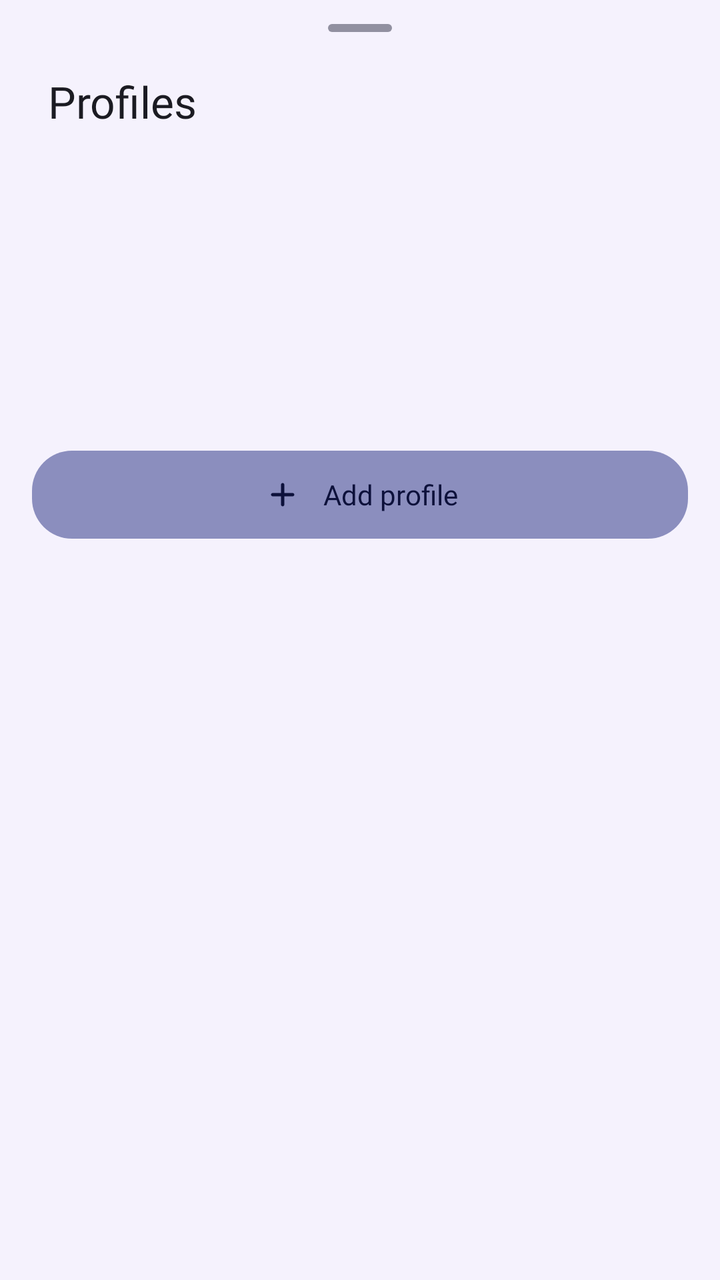
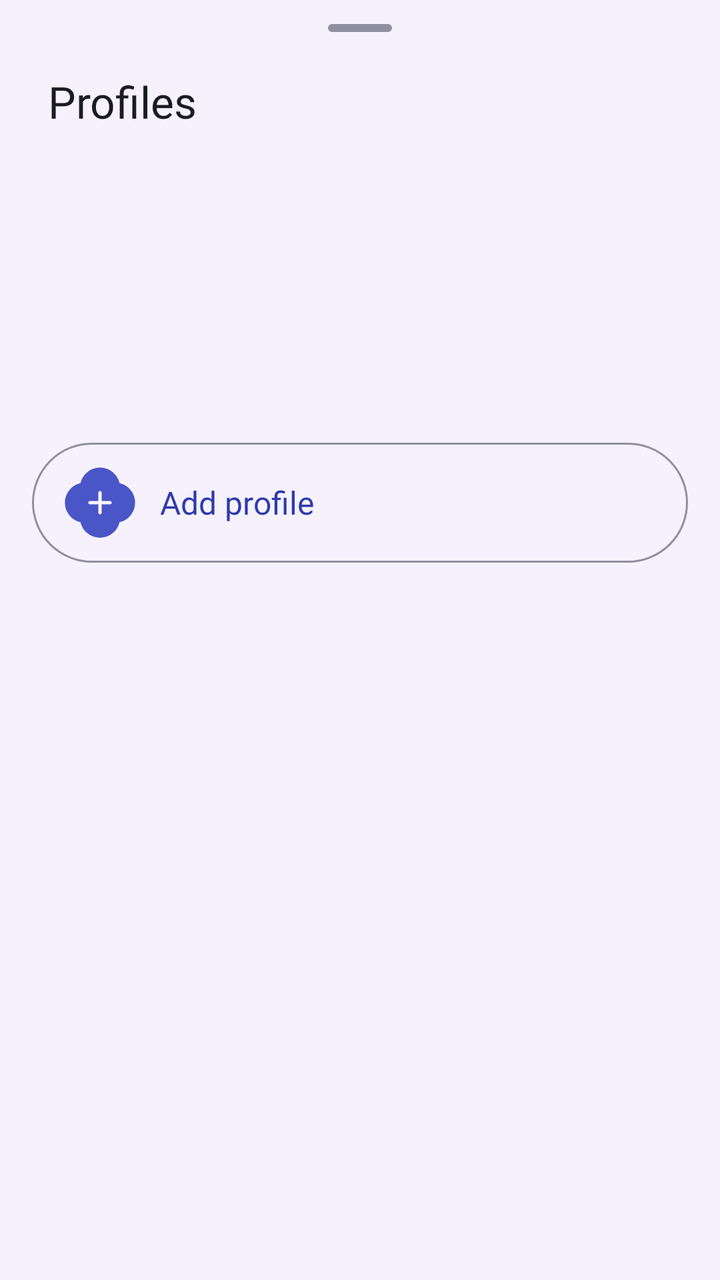

The first picture is an Android layout as it rendered before a commit; the second is the same layout after the commit. The layout source and the unified diff follow.
<!-- AndroidManifest.xml: application theme AppTheme -->
<!-- res/layout/sheet_profiles.xml -->
<?xml version="1.0" encoding="utf-8"?>
<LinearLayout xmlns:android="http://schemas.android.com/apk/res/android"
    xmlns:app="http://schemas.android.com/apk/res-auto"
    android:layout_width="match_parent"
    android:layout_height="wrap_content"
    android:background="?attr/colorSurfaceContainerLow"
    android:orientation="vertical"
    android:paddingBottom="@dimen/sp_l">

    <View
        android:layout_width="32dp"
        android:layout_height="4dp"
        android:layout_gravity="center_horizontal"
        android:layout_marginTop="@dimen/sp_m"
        android:background="@drawable/pill"
        android:backgroundTint="?attr/colorOutlineVariant" />

    <TextView
        style="@style/Gozar.Sheet.Title"
        android:layout_marginTop="@dimen/sp_s"
        android:text="@string/profiles" />

    <FrameLayout
        android:layout_width="match_parent"
        android:layout_height="wrap_content"
        android:minHeight="140dp">

        <androidx.recyclerview.widget.RecyclerView
            android:id="@+id/rvProfiles"
            android:layout_width="match_parent"
            android:layout_height="wrap_content"
            android:clipToPadding="false"
            android:paddingBottom="@dimen/sp_s"
            android:scrollbars="none" />

        <TextView
            android:id="@+id/tvNoProfiles"
            android:layout_width="match_parent"
            android:layout_height="wrap_content"
            android:gravity="center"
            android:padding="@dimen/sp_xxl"
            android:textAppearance="@style/TextAppearance.Gozar.BodyLarge"
            android:textColor="?attr/colorOnSurfaceVariant"
            android:visibility="gone" />
    </FrameLayout>

    <com.google.android.material.button.MaterialButton
        android:id="@+id/btnSheetAdd"
        style="@style/Widget.Gozar.Button.Tonal"
        android:layout_width="match_parent"
        android:layout_height="wrap_content"
        android:layout_marginStart="@dimen/sp_l"
        android:layout_marginTop="@dimen/sp_s"
        android:layout_marginEnd="@dimen/sp_l"
        android:text="@string/add_profile"
        app:icon="@drawable/ic_plus" />
</LinearLayout>
<!-- resources referenced by this layout -->
<resources>
  <dimen name="sp_l">16dp</dimen>
  <dimen name="sp_m">12dp</dimen>
  <dimen name="sp_s">8dp</dimen>
  <dimen name="sp_xxl">24dp</dimen>
  <string name="profiles">Profiles</string>
  <style name="Widget.Gozar.Button.Tonal" parent="Widget.Material3.Button.TonalButton">
          <item name="cornerRadius">20dp</item>
          <item name="android:minHeight">52dp</item>
          <item name="android:textAppearance">@style/TextAppearance.Gozar.TitleSmall</item>
          <item name="iconGravity">textStart</item>
          <item name="iconPadding">10dp</item>
          <item name="iconSize">20dp</item>
      </style>
  <color name="m3_primary">#2F3AAD</color>
  <color name="m3_secondary">#424671</color>
  <color name="m3_tertiary">#7F3000</color>
  <color name="m3_error">#98000A</color>
  <color name="m3_on_error">#FFFFFF</color>
  <color name="m3_surface">#FBF8FF</color>
  <color name="m3_on_surface">#1B1B22</color>
  <color name="m3_outline">#636372</color>
  <color name="m3_ripple">#12000000</color>
  <!-- unchanged entries left out for length: 56 -->
</resources>

<!-- the commit's change to res/layout/sheet_profiles.xml (unified diff, before → after) -->
@@ -44,14 +44,30 @@
             android:visibility="gone" />
     </FrameLayout>
 
-    <com.google.android.material.button.MaterialButton
+    <LinearLayout
         android:id="@+id/btnSheetAdd"
-        style="@style/Widget.Gozar.Button.Tonal"
-        android:layout_width="match_parent"
-        android:layout_height="wrap_content"
+        style="@style/Gozar.Row"
         android:layout_marginStart="@dimen/sp_l"
         android:layout_marginTop="@dimen/sp_s"
         android:layout_marginEnd="@dimen/sp_l"
-        android:text="@string/add_profile"
-        app:icon="@drawable/ic_plus" />
+        android:background="@drawable/pill_outline"
+        android:minHeight="56dp">
+
+        <ImageView
+            style="@style/Gozar.Tile"
+            android:layout_width="36dp"
+            android:layout_height="36dp"
+            android:background="@drawable/frame_clover"
+            android:backgroundTint="@color/tile_container"
+            android:contentDescription="@string/add_profile"
+            android:padding="8dp"
+            android:src="@drawable/ic_plus"
+            app:tint="@color/tile_on_container" />
+
+        <TextView
+            style="@style/Gozar.Row.Title"
+            android:layout_marginStart="@dimen/sp_m"
+            android:text="@string/add_profile"
+            android:textColor="?attr/colorPrimary" />
+    </LinearLayout>
 </LinearLayout>
<!-- resource entries referenced after the edit -->
@@ -1,18 +1,79 @@
 <!-- resources referenced by this layout -->
 <resources>
+  <color name="tile_container">#4A55C7</color>
+  <color name="tile_on_container">#FAF7FF</color>
   <dimen name="sp_l">16dp</dimen>
   <dimen name="sp_m">12dp</dimen>
   <dimen name="sp_s">8dp</dimen>
   <dimen name="sp_xxl">24dp</dimen>
+  <!-- drawable frame_clover (drawable) -->
+  <?xml version="1.0" encoding="utf-8"?>
+  <vector xmlns:android="http://schemas.android.com/apk/res/android"
+      android:width="48dp"
+      android:height="48dp"
+      android:viewportWidth="48"
+      android:viewportHeight="48">
+    <path
+        android:fillColor="#FFFFFFFF"
+        android:pathData="M37.049,10.951A13.4,13.4 0 0 1 37.049,37.049A13.4,13.4 0 0 1 10.951,37.049A13.4,13.4 0 0 1 10.951,10.951A13.4,13.4 0 0 1 37.049,10.951Z" />
+  </vector>
+  <!-- drawable pill_outline (drawable) -->
+  <?xml version="1.0" encoding="utf-8"?>
+  <shape xmlns:android="http://schemas.android.com/apk/res/android"
+      android:shape="rectangle">
+      <corners android:radius="100dp" />
+      <solid android:color="@android:color/transparent" />
+      <stroke android:width="1dp" android:color="@color/m3_outline_variant" />
+  </shape>
   <string name="profiles">Profiles</string>
-  <style name="Widget.Gozar.Button.Tonal" parent="Widget.Material3.Button.TonalButton">
-          <item name="cornerRadius">20dp</item>
-          <item name="android:minHeight">52dp</item>
-          <item name="android:textAppearance">@style/TextAppearance.Gozar.TitleSmall</item>
-          <item name="iconGravity">textStart</item>
-          <item name="iconPadding">10dp</item>
-          <item name="iconSize">20dp</item>
+  <style name="Gozar.Row" parent="">
+          <item name="android:layout_width">match_parent</item>
+          <item name="android:layout_height">wrap_content</item>
+          <item name="android:layout_marginTop">@dimen/row_gap</item>
+          <item name="android:minHeight">@dimen/row_height</item>
+          <item name="android:gravity">center_vertical</item>
+          <item name="android:orientation">horizontal</item>
+          <item name="android:paddingStart">@dimen/row_pad_start</item>
+          <item name="android:paddingEnd">@dimen/row_pad_end</item>
+          <item name="android:paddingTop">@dimen/sp_m</item>
+          <item name="android:paddingBottom">@dimen/sp_m</item>
+          <item name="android:background">@drawable/row_card</item>
+          <item name="android:clickable">true</item>
+          <item name="android:focusable">true</item>
+          <item name="android:foreground">?attr/selectableItemBackground</item>
       </style>
+  <style name="Gozar.Row.Title" parent="">
+          <item name="android:layout_width">wrap_content</item>
+          <item name="android:layout_height">wrap_content</item>
+          <item name="android:textAppearance">@style/TextAppearance.Gozar.TitleMedium</item>
+          <item name="android:textColor">?attr/colorOnSurface</item>
+      </style>
+  <style name="Gozar.Tile" parent="">
+          <item name="android:layout_width">@dimen/tile_size</item>
+          <item name="android:layout_height">@dimen/tile_size</item>
+          <item name="android:padding">9dp</item>
+          <item name="android:background">@drawable/tile</item>
+          <item name="android:backgroundTint">?attr/colorSecondaryContainer</item>
+      </style>
+  <dimen name="row_gap">8dp</dimen>
+  <dimen name="row_height">64dp</dimen>
+  <dimen name="row_pad_start">16dp</dimen>
+  <dimen name="row_pad_end">16dp</dimen>
+  <!-- drawable row_card (drawable) -->
+  <?xml version="1.0" encoding="utf-8"?>
+  <shape xmlns:android="http://schemas.android.com/apk/res/android"
+      android:shape="rectangle">
+      <corners android:radius="24dp" />
+      <solid android:color="@color/m3_surface_container_low" />
+  </shape>
+  <dimen name="tile_size">40dp</dimen>
+  <!-- drawable tile (drawable) -->
+  <?xml version="1.0" encoding="utf-8"?>
+  <shape xmlns:android="http://schemas.android.com/apk/res/android"
+      android:shape="rectangle">
+      <corners android:radius="@dimen/tile_radius" />
+      <solid android:color="@color/m3_secondary_container" />
+  </shape>
   <color name="m3_primary">#2F3AAD</color>
   <color name="m3_secondary">#424671</color>
   <color name="m3_tertiary">#7F3000</color>
@@ -22,6 +83,7 @@
   <color name="m3_on_surface">#1B1B22</color>
   <color name="m3_outline">#636372</color>
   <color name="m3_ripple">#12000000</color>
+  <dimen name="tile_radius">12dp</dimen>
   <!-- unchanged entries left out for length: 56 -->
 </resources>
 
